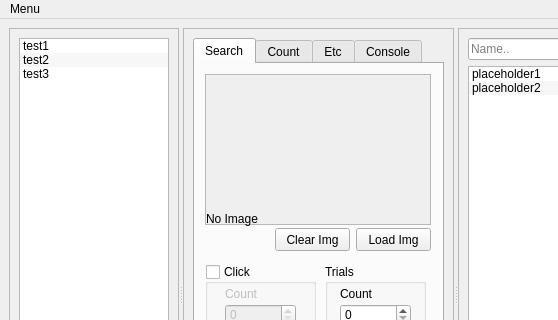
The window that Qt_UI/pymacro.ui (jupiterbjy/python-macro-practice) describes before a commit, drawn with Qt 5; both pictures show x 0 to 558 and y 0 to 320 of the 739 by 587 pixel window.
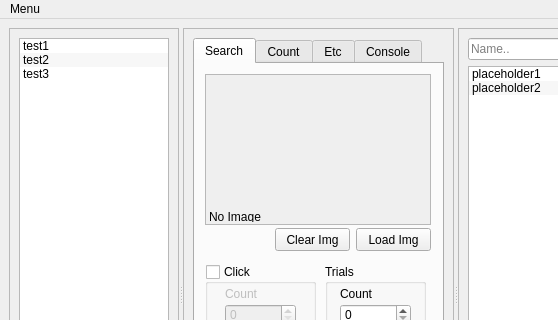
The same window after the commit.

```diff
--- a/Qt_UI/pymacro.ui
+++ b/Qt_UI/pymacro.ui
@@ -174,16 +174,25 @@
             <property name="text">
              <string/>
             </property>
+            <property name="alignment">
+             <set>Qt::AlignCenter</set>
+            </property>
            </widget>
            <widget class="QLabel" name="searchImgNameLabel">
             <property name="geometry">
              <rect>
-              <x>11</x>
-              <y>145</y>
-              <width>221</width>
-              <height>20</height>
+              <x>14</x>
+              <y>146</y>
+              <width>218</width>
+              <height>12</height>
              </rect>
             </property>
+            <property name="autoFillBackground">
+             <bool>false</bool>
+            </property>
+            <property name="frameShadow">
+             <enum>QFrame::Plain</enum>
+            </property>
             <property name="lineWidth">
              <number>0</number>
             </property>
@@ -193,6 +202,9 @@
             <property name="textFormat">
              <enum>Qt::RichText</enum>
             </property>
+            <property name="wordWrap">
+             <bool>false</bool>
+            </property>
            </widget>
            <widget class="QGroupBox" name="groupBox">
             <property name="geometry">
```
Left out of the diff: 4 changed lines with no effect on the pictures.
